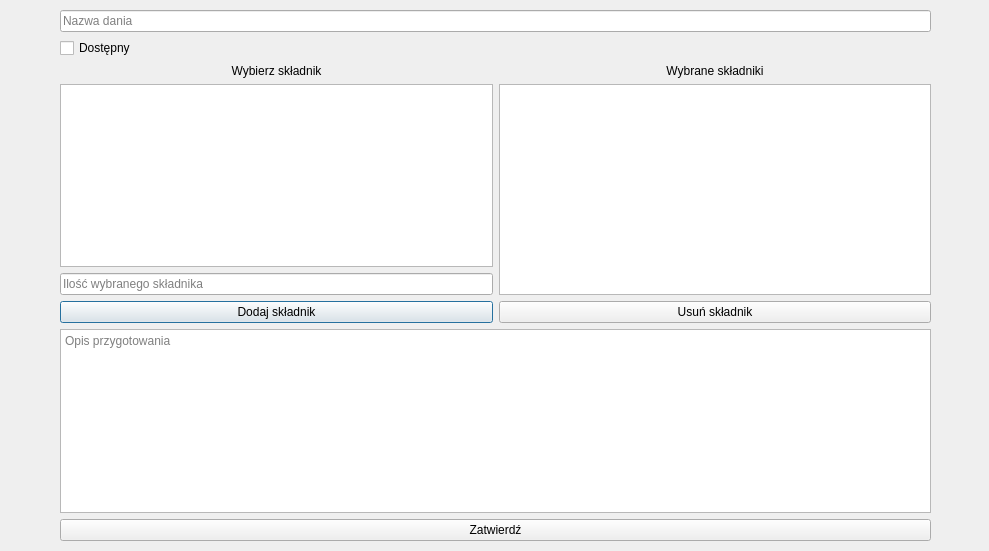
This is ui/addnewmeal.ui in IgnacyMermer/SystemRestauracji as Qt 5 draws it before an edit. The edited form follows.
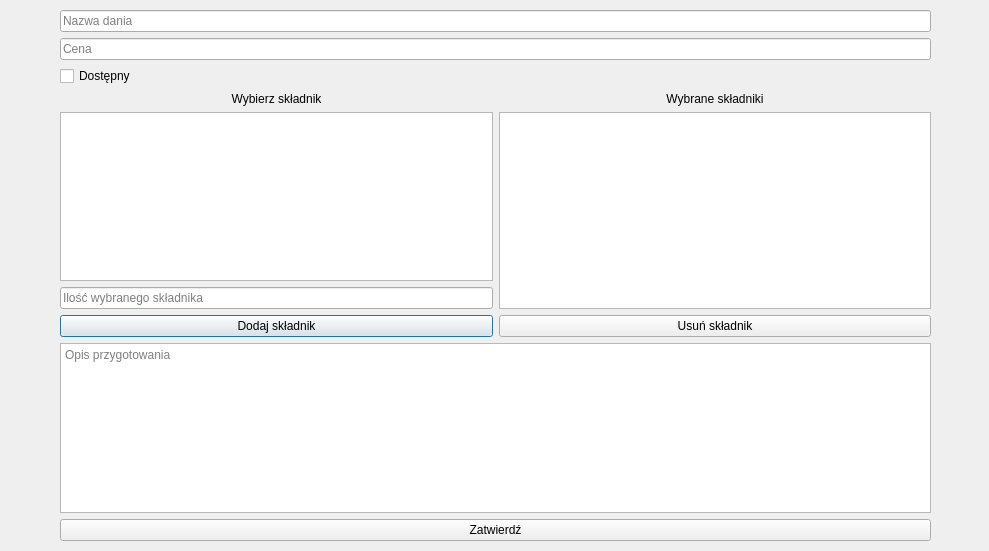
This is the edited form.

Patch:
```diff
--- a/ui/addnewmeal.ui
+++ b/ui/addnewmeal.ui
@@ -30,6 +30,13 @@
       </property>
      </widget>
     </item>
+    <item>
+     <widget class="QLineEdit" name="lineEdit_price">
+      <property name="placeholderText">
+       <string>Cena</string>
+      </property>
+     </widget>
+    </item>
     <item>
      <widget class="QCheckBox" name="checkBox_mealAvailability">
       <property name="text">
```
